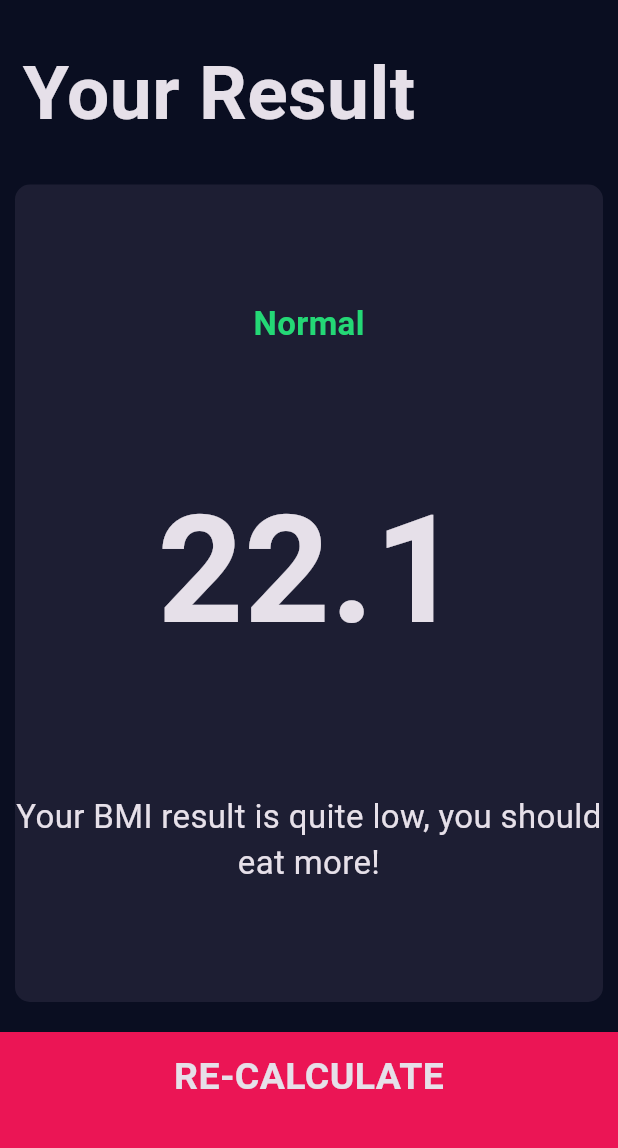
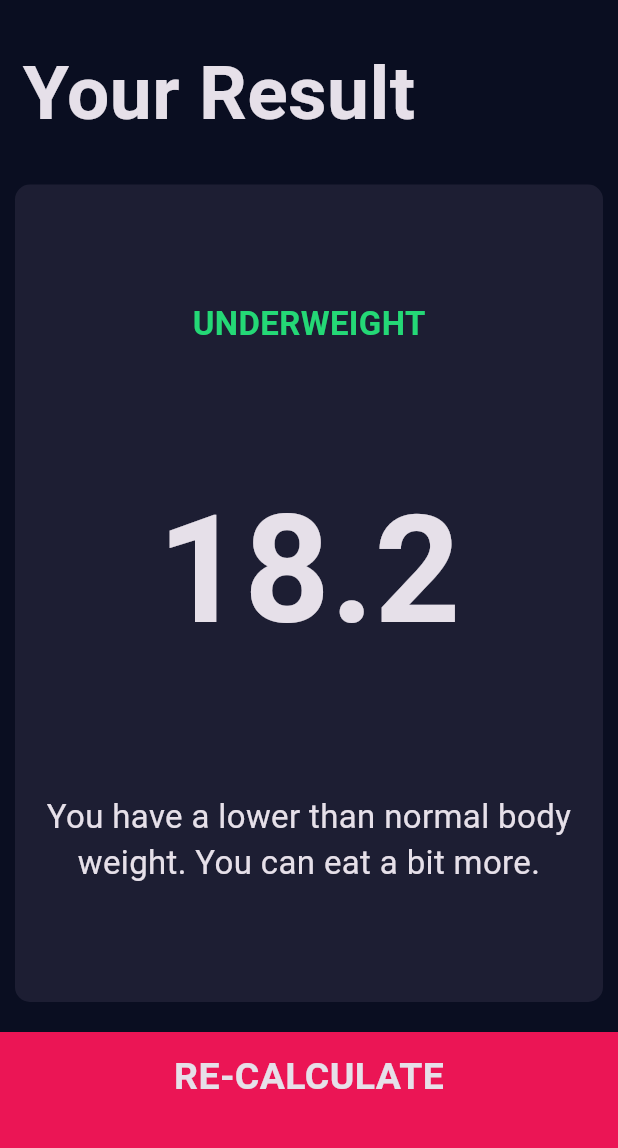
Before and after one commit to igudy/bmi_calculator_flutter, a Flutter app: the screen it shows after launch, after a tap on "CALCULATE", on a phone screen of 412 x 824 dp, the part 84-1232 px from its top. Run offline on Flutter 3.47's test engine with Material 3 defaults, Android fonts, the phone set to English and light mode, and no system bars; our stand-ins replace font_awesome_flutter.

Commit message:
feat: bmi calculator logic added

```diff
--- /dev/null
+++ b/lib/screens/calculator_brain.dart
@@ -0,0 +1,35 @@
+import 'dart:math';
+
+class CalculatorBrain {
+  CalculatorBrain({required this.height, required this.weight});
+
+  final int height;
+  final int weight;
+
+  late double _bmi;
+
+  String calculateBMI() {
+    _bmi = weight / pow(height / 100, 2); // Calculate BMI
+    return _bmi.toStringAsFixed(1); // Return BMI with 1 decimal point
+  }
+
+  String getResult() {
+    if (_bmi >= 25) {
+      return "Overweight";
+    } else if (_bmi > 18.5) {
+      return "Normal";
+    } else {
+      return "Underweight";
+    }
+  }
+
+  String getInterpretation() {
+    if (_bmi >= 25) {
+      return "You have a higher than normal body weight. Try to exercise more.";
+    } else if (_bmi >= 18.5) {
+      return "You have a normal body weight. Good job!";
+    } else {
+      return "You have a lower than normal body weight. You can eat a bit more.";
+    }
+  }
+}
--- a/lib/screens/input_page.dart
+++ b/lib/screens/input_page.dart
@@ -1,3 +1,4 @@
+import 'package:bmi_cal/screens/calculator_brain.dart';
 import 'results_page.dart';
 import 'package:flutter/material.dart';
 import 'package:font_awesome_flutter/font_awesome_flutter.dart';
@@ -16,6 +17,11 @@ class InputPage extends StatefulWidget {
 }
 
 class _InputPageState extends State<InputPage> {
+  Gender? selectedGender;
+  int height = 180;
+  int weight = 60;
+  int age = 20;
+
   @override
   Widget build(BuildContext context) {
     return Scaffold(
@@ -24,27 +30,7 @@ class _InputPageState extends State<InputPage> {
           child: Text('BMI CALCULATOR'),
         ),
       ),
-      body: const AllBody(),
-    );
-  }
-}
-
-class AllBody extends StatefulWidget {
-  const AllBody({super.key});
-
-  @override
-  State<AllBody> createState() => _TopBoxesState();
-}
-
-class _TopBoxesState extends State<AllBody> {
-  Gender? selectedGender;
-  int height = 180;
-  int weight = 60;
-  int age = 20;
-
-  @override
-  Widget build(BuildContext context) {
-    return Column(
+      body: Column(
         mainAxisAlignment: MainAxisAlignment.spaceEvenly,
         crossAxisAlignment: CrossAxisAlignment.stretch,
         children: [
@@ -209,15 +195,23 @@ class _TopBoxesState extends State<AllBody> {
           BottomButton(
             buttonTitle: 'CALCULATE',
             onTap: () {
+              CalculatorBrain calc =
+                  CalculatorBrain(height: height, weight: weight);
+
               Navigator.push(
                 context,
                 MaterialPageRoute(
-                builder: (context) => const ResultsPage(),
+                  builder: (context) => ResultsPage(
+                    bmiResult: calc.calculateBMI(),
+                    resultText: calc.getResult(),
+                    interpretation: calc.getInterpretation(),
+                  ),
                 ),
               );
             },
           ),
         ],
+      ),
     );
   }
 }
--- a/lib/screens/results_page.dart
+++ b/lib/screens/results_page.dart
@@ -4,7 +4,16 @@ import '../components/reusable_card.dart';
 import '../components/bottom_button.dart';
 
 class ResultsPage extends StatelessWidget {
-  const ResultsPage({super.key});
+  const ResultsPage({
+    super.key,
+    required this.bmiResult,
+    required this.resultText,
+    required this.interpretation,
+  });
+
+  final String bmiResult;
+  final String resultText;
+  final String interpretation;
 
   @override
   Widget build(BuildContext context) {
@@ -14,8 +23,7 @@ class ResultsPage extends StatelessWidget {
       ),
       body: Column(
         mainAxisAlignment: MainAxisAlignment.spaceEvenly,
-        crossAxisAlignment: CrossAxisAlignment
-            .stretch, // Ensures the layout stretches to fill width
+        crossAxisAlignment: CrossAxisAlignment.stretch,
         children: <Widget>[
           Expanded(
             child: Container(
@@ -31,20 +39,20 @@ class ResultsPage extends StatelessWidget {
             flex: 5,
             child: ReusableCard(
               colour: kActiveCardColour,
-              cardChild: const Column(
+              cardChild: Column(
                 mainAxisAlignment: MainAxisAlignment.spaceEvenly,
                 crossAxisAlignment: CrossAxisAlignment.center,
                 children: <Widget>[
                   Text(
-                    'Normal',
+                    resultText.toUpperCase(),
                     style: kResultTextStyle,
                   ),
                   Text(
-                    '22.1', // Example BMI value
-                    style: KBMITextStyle, // New TextStyle for the BMI value
+                    bmiResult,
+                    style: KBMITextStyle,
                   ),
                   Text(
-                    'Your BMI result is quite low, you should eat more!',
+                    interpretation,
                     style: kBodyTextStyle,
                     textAlign: TextAlign.center,
                   ),
```
Lines whose indentation alone changed are shown as unchanged.
